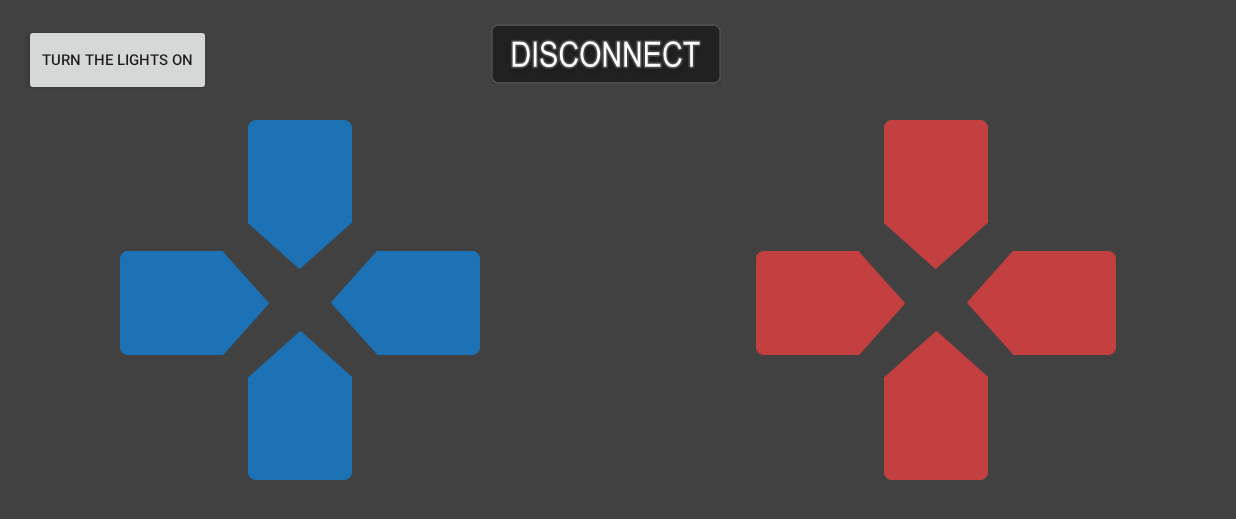
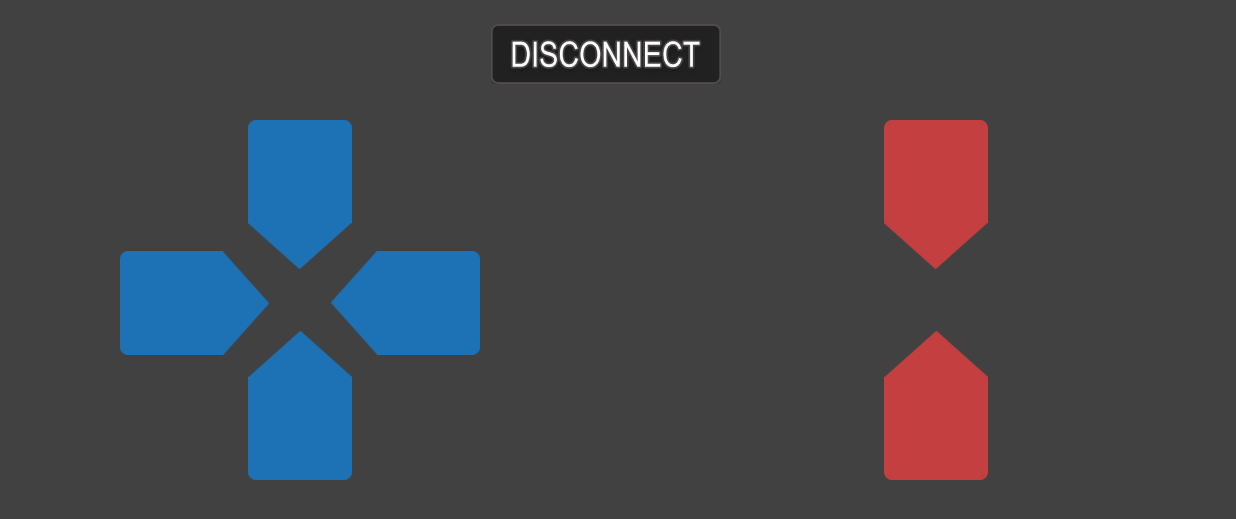
Before and after one commit to cjavaprog/RobotControlAndroidApp, an Android app: the SteeringPanel screen opened directly, with no data from a screen before it, on a phone screen of 824 x 412 dp (held sideways). Shown: the top 519 px of the screen. Run offline under Robolectric (Android 15) with nearby library versions, the phone set to English and light mode, and no system bars.

Commit message:
minor fixes

```diff
--- a/app/src/main/java/com/example/myapplication/MainActivity.java
+++ b/app/src/main/java/com/example/myapplication/MainActivity.java
@@ -4,12 +4,10 @@ import android.bluetooth.BluetoothAdapter;
 import android.bluetooth.BluetoothDevice;
 import android.bluetooth.BluetoothSocket;
 import android.content.Intent;
-import android.graphics.Color;
 import android.os.Bundle;
 import android.widget.*;
 import androidx.appcompat.app.AppCompatActivity;
 import android.view.View;
-
 
 import java.io.IOException;
 import java.io.OutputStream;
@@ -46,7 +44,7 @@ public class MainActivity extends AppCompatActivity {
         }
     }
 
-    void turnBluetoothIfDisabled() throws InterruptedException {
+    public void turnBluetoothIfDisabled() throws InterruptedException {
         if(!btAd.isEnabled()) {
             Toast.makeText(MainActivity.this, "Turning bluetooth on", Toast.LENGTH_SHORT).show();
             btAd.enable();
@@ -81,11 +79,10 @@ public class MainActivity extends AppCompatActivity {
                 deviceList.add(s);
             }
 
-            // po kliknięciu na listę następuje połączenie z wybranym urządzeniem
+            // after click on device on list it try to connect to it
             listView.setOnItemClickListener(new AdapterView.OnItemClickListener() {
                 @Override
                 public void onItemClick(AdapterView<?> parent, View view, int position, long id) {
-                    //Toast.makeText(MainActivity.this,"Clicked: "+position+deviceList.get(position),Toast.LENGTH_SHORT).show();
                     listView.getChildAt(position).setBackgroundColor(getColor(R.color.pressedListViewColor));
                     addr = deviceList.get(position).substring(deviceList.get(position).indexOf("MAC: ") + 5);
                     connect(btAd);
--- a/app/src/main/java/com/example/myapplication/SteeringPanel.java
+++ b/app/src/main/java/com/example/myapplication/SteeringPanel.java
@@ -14,6 +14,7 @@ import java.io.IOException;
 public class SteeringPanel extends AppCompatActivity{
 
     private boolean ifLightsOn = false;
+
 
     @Override
     protected void onCreate(Bundle savedInstanceState) {
@@ -58,8 +59,7 @@ public class SteeringPanel extends AppCompatActivity{
                     } catch (IOException e) {
                         e.printStackTrace();
                     }
-                }
-                else if (event.getAction() == MotionEvent.ACTION_UP) {
+                } else if (event.getAction() == MotionEvent.ACTION_UP) {
                     try {
                         btn_backward.setColorFilter(getColor(R.color.blueButtonReleased));
                         MainActivity.outputStream.write("stop".getBytes());
--- a/app/src/main/res/layout/activity_steering_panel.xml
+++ b/app/src/main/res/layout/activity_steering_panel.xml
@@ -77,7 +77,7 @@
             android:scaleType="fitCenter"
             app:layout_constraintEnd_toEndOf="parent" app:layout_constraintTop_toTopOf="parent"
             android:layout_marginRight="220dp" android:layout_marginEnd="220dp" android:layout_marginTop="152dp"
-            android:contentDescription="@string/up_btn_desc"/>
+            android:contentDescription="@string/up_btn_desc" android:visibility="invisible"/>
     <ImageButton
             android:layout_width="100dp"
             android:layout_height="100dp" app:srcCompat="@drawable/red_button_up"
@@ -98,7 +98,7 @@
             app:layout_constraintTop_toTopOf="parent"
             android:layout_marginTop="152dp"
             android:layout_marginRight="80dp" android:layout_marginEnd="80dp"
-            android:contentDescription="@string/down_btn_desc"/>
+            android:contentDescription="@string/down_btn_desc" android:visibility="invisible"/>
     <ImageButton
             android:layout_width="100dp"
             android:layout_height="100dp" app:srcCompat="@drawable/red_button_down"
@@ -115,5 +115,5 @@
             android:layout_height="wrap_content" android:id="@+id/button_lights"
             app:layout_constraintTop_toTopOf="parent" app:layout_constraintStart_toStartOf="parent"
             android:layout_marginTop="16dp" android:layout_marginLeft="16dp" android:layout_marginStart="16dp"
-            android:contentDescription="@string/lights_btn"/>
+            android:contentDescription="@string/lights_btn" android:visibility="invisible"/>
 </androidx.constraintlayout.widget.ConstraintLayout>
```
